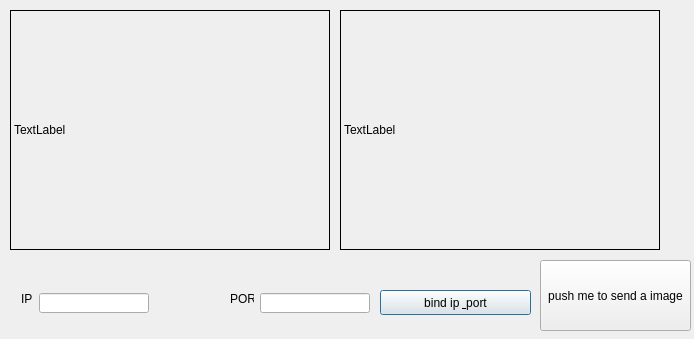
First picture: the form in androidserver/client-sendimage/dialog.ui, repository 1x997/CNCJOB, before the edit.
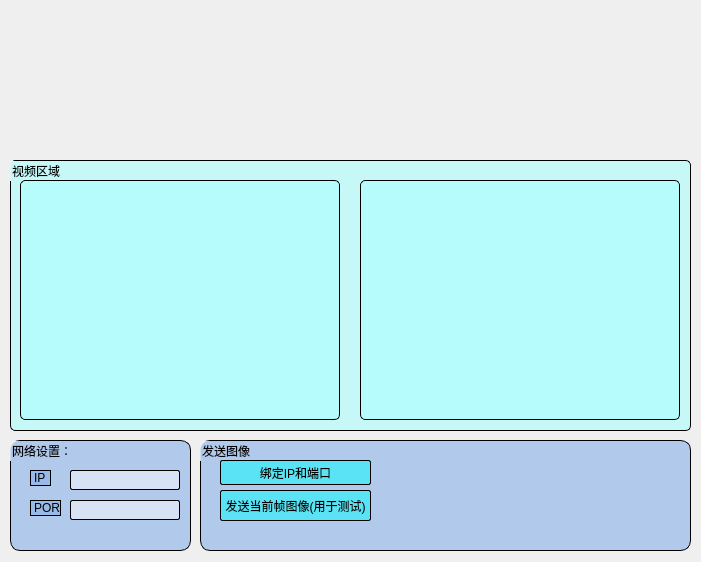
Second picture: the form after the edit. Icons and pictures are not drawn.

Commit message: 重新设计了发送图像客户端界面

Diff of the .ui file:
```diff
--- a/androidserver/client-sendimage/dialog.ui
+++ b/androidserver/client-sendimage/dialog.ui
@@ -6,122 +6,214 @@
    <rect>
     <x>0</x>
     <y>0</y>
-    <width>694</width>
-    <height>339</height>
+    <width>701</width>
+    <height>562</height>
    </rect>
   </property>
   <property name="windowTitle">
    <string>Dialog</string>
   </property>
-  <widget class="QLabel" name="label">
+  <widget class="QLabel" name="label_title">
    <property name="geometry">
     <rect>
      <x>10</x>
      <y>10</y>
-     <width>320</width>
-     <height>240</height>
+     <width>681</width>
+     <height>141</height>
     </rect>
    </property>
-   <property name="frameShape">
-    <enum>QFrame::Box</enum>
+   <property name="styleSheet">
+    <string notr="true">background-image: url(:/image/rc/images/title.jpg);</string>
    </property>
    <property name="text">
-    <string>TextLabel</string>
+    <string/>
    </property>
   </widget>
-  <widget class="QPushButton" name="pushButton">
+  <widget class="QGroupBox" name="groupBox">
    <property name="geometry">
     <rect>
-     <x>380</x>
-     <y>290</y>
-     <width>151</width>
-     <height>25</height>
+     <x>10</x>
+     <y>160</y>
+     <width>681</width>
+     <height>271</height>
     </rect>
    </property>
-   <property name="baseSize">
-    <size>
-     <width>20</width>
-     <height>0</height>
-    </size>
+   <property name="styleSheet">
+    <string notr="true">border: 1px solid black;
+border-radius: 5;
+background-color: rgba(170, 255, 255, 150);</string>
    </property>
-   <property name="text">
-    <string>bind ip &amp; port</string>
+   <property name="title">
+    <string>视频区域</string>
    </property>
+   <widget class="QLabel" name="label">
+    <property name="geometry">
+     <rect>
+      <x>10</x>
+      <y>20</y>
+      <width>320</width>
+      <height>240</height>
+     </rect>
+    </property>
+    <property name="styleSheet">
+     <string notr="true">background-image: url(:/image/rc/images/webcam.png);</string>
+    </property>
+    <property name="frameShape">
+     <enum>QFrame::Box</enum>
+    </property>
+    <property name="text">
+     <string/>
+    </property>
+   </widget>
+   <widget class="QLabel" name="label_2">
+    <property name="geometry">
+     <rect>
+      <x>350</x>
+      <y>20</y>
+      <width>320</width>
+      <height>240</height>
+     </rect>
+    </property>
+    <property name="styleSheet">
+     <string notr="true">background-image: url(:/image/rc/images/webcam.png);</string>
+    </property>
+    <property name="frameShape">
+     <enum>QFrame::Box</enum>
+    </property>
+    <property name="text">
+     <string/>
+    </property>
+   </widget>
   </widget>
-  <widget class="QLabel" name="label_2">
+  <widget class="QGroupBox" name="groupBox_2">
    <property name="geometry">
     <rect>
-     <x>340</x>
-     <y>10</y>
-     <width>320</width>
-     <height>240</height>
+     <x>10</x>
+     <y>440</y>
+     <width>181</width>
+     <height>111</height>
     </rect>
    </property>
-   <property name="frameShape">
-    <enum>QFrame::Box</enum>
+   <property name="styleSheet">
+    <string notr="true">border: 1px solid black;
+border-radius: 10;
+background-color: rgba(135,175,231,150);</string>
    </property>
-   <property name="text">
-    <string>TextLabel</string>
+   <property name="title">
+    <string>网络设置：</string>
    </property>
+   <widget class="QLabel" name="IP">
+    <property name="geometry">
+     <rect>
+      <x>20</x>
+      <y>30</y>
+      <width>21</width>
+      <height>16</height>
+     </rect>
+    </property>
+    <property name="text">
+     <string>IP</string>
+    </property>
+   </widget>
+   <widget class="QLineEdit" name="ipEdit">
+    <property name="geometry">
+     <rect>
+      <x>60</x>
+      <y>30</y>
+      <width>110</width>
+      <height>20</height>
+     </rect>
+    </property>
+    <property name="styleSheet">
+     <string notr="true">background-color: rgba(255, 255, 255,125);
+border-radius: 2;</string>
+    </property>
+   </widget>
+   <widget class="QLabel" name="PORT">
+    <property name="geometry">
+     <rect>
+      <x>20</x>
+      <y>60</y>
+      <width>31</width>
+      <height>16</height>
+     </rect>
+    </property>
+    <property name="text">
+     <string>PORT</string>
+    </property>
+   </widget>
+   <widget class="QLineEdit" name="portEdit">
+    <property name="geometry">
+     <rect>
+      <x>60</x>
+      <y>60</y>
+      <width>110</width>
+      <height>20</height>
+     </rect>
+    </property>
+    <property name="styleSheet">
+     <string notr="true">background-color: rgba(255, 255, 255,125);
+border-radius: 2;</string>
+    </property>
+   </widget>
   </widget>
-  <widget class="QLineEdit" name="ipEdit">
+  <widget class="QGroupBox" name="groupBox_3">
    <property name="geometry">
     <rect>
-     <x>39</x>
-     <y>293</y>
-     <width>110</width>
-     <height>20</height>
+     <x>200</x>
+     <y>440</y>
+     <width>491</width>
+     <height>111</height>
     </rect>
    </property>
-  </widget>
-  <widget class="QLineEdit" name="portEdit">
-   <property name="geometry">
-    <rect>
-     <x>260</x>
-     <y>293</y>
-     <width>110</width>
-     <height>20</height>
-    </rect>
+   <property name="styleSheet">
+    <string notr="true">border: 1px solid black;
+border-radius: 10;
+background-color: rgba(135,175,231,150);</string>
    </property>
-  </widget>
-  <widget class="QLabel" name="IP">
-   <property name="geometry">
-    <rect>
-     <x>21</x>
-     <y>291</y>
-     <width>16</width>
-     <height>16</height>
-    </rect>
+   <property name="title">
+    <string>发送图像</string>
    </property>
-   <property name="text">
-    <string>IP</string>
-   </property>
-  </widget>
-  <widget class="QLabel" name="PORT">
-   <property name="geometry">
-    <rect>
-     <x>230</x>
-     <y>291</y>
-     <width>24</width>
-     <height>16</height>
-    </rect>
-   </property>
-   <property name="text">
-    <string>PORT</string>
-   </property>
-  </widget>
-  <widget class="QPushButton" name="pushButton_2">
-   <property name="geometry">
-    <rect>
-     <x>540</x>
-     <y>260</y>
-     <width>151</width>
-     <height>71</height>
-    </rect>
-   </property>
-   <property name="text">
-    <string>push me to send a image</string>
-   </property>
+   <widget class="QPushButton" name="pushButton">
+    <property name="geometry">
+     <rect>
+      <x>20</x>
+      <y>20</y>
+      <width>151</width>
+      <height>25</height>
+     </rect>
+    </property>
+    <property name="baseSize">
+     <size>
+      <width>20</width>
+      <height>0</height>
+     </size>
+    </property>
+    <property name="styleSheet">
+     <string notr="true">border-radius: 2;
+background-color: rgba(0, 255, 255, 125);</string>
+    </property>
+    <property name="text">
+     <string>绑定IP和端口</string>
+    </property>
+   </widget>
+   <widget class="QPushButton" name="pushButton_2">
+    <property name="geometry">
+     <rect>
+      <x>20</x>
+      <y>50</y>
+      <width>151</width>
+      <height>31</height>
+     </rect>
+    </property>
+    <property name="styleSheet">
+     <string notr="true">border-radius: 2;
+background-color: rgba(0, 255, 255, 125);</string>
+    </property>
+    <property name="text">
+     <string>发送当前帧图像(用于测试)</string>
+    </property>
+   </widget>
   </widget>
  </widget>
  <layoutdefault spacing="6" margin="11"/>
```
The commit also changes 35 other files.
